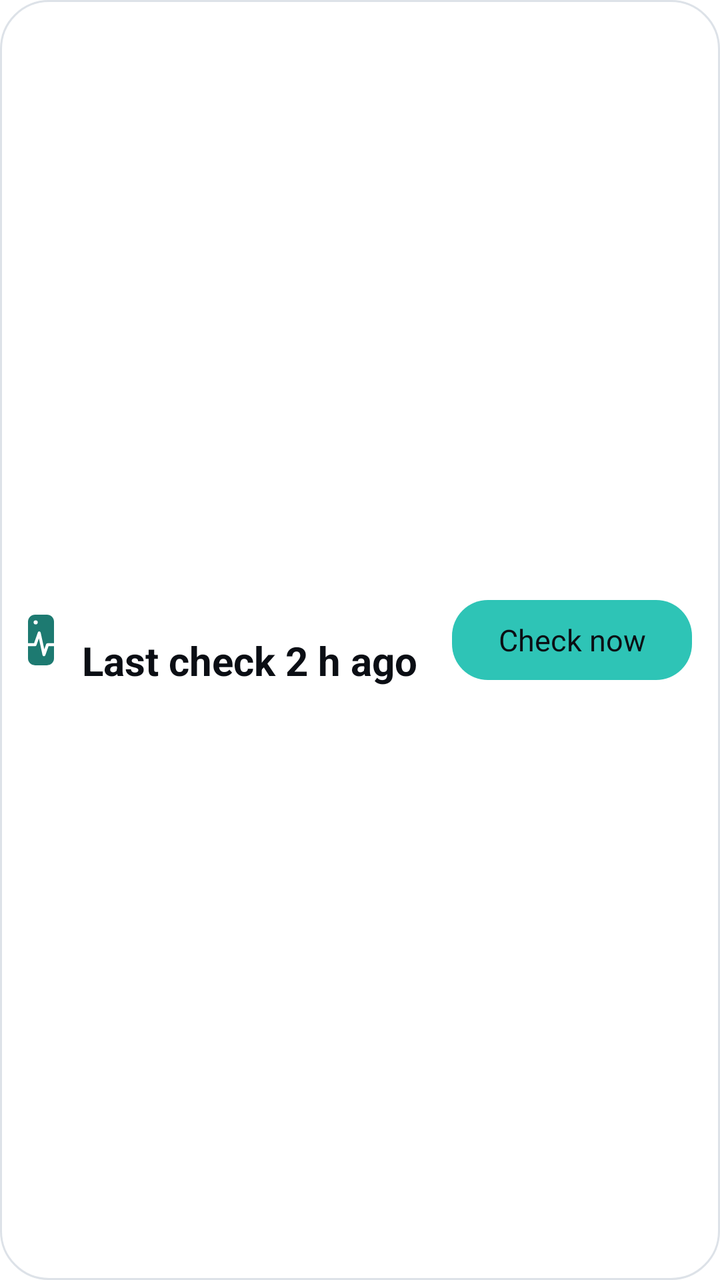
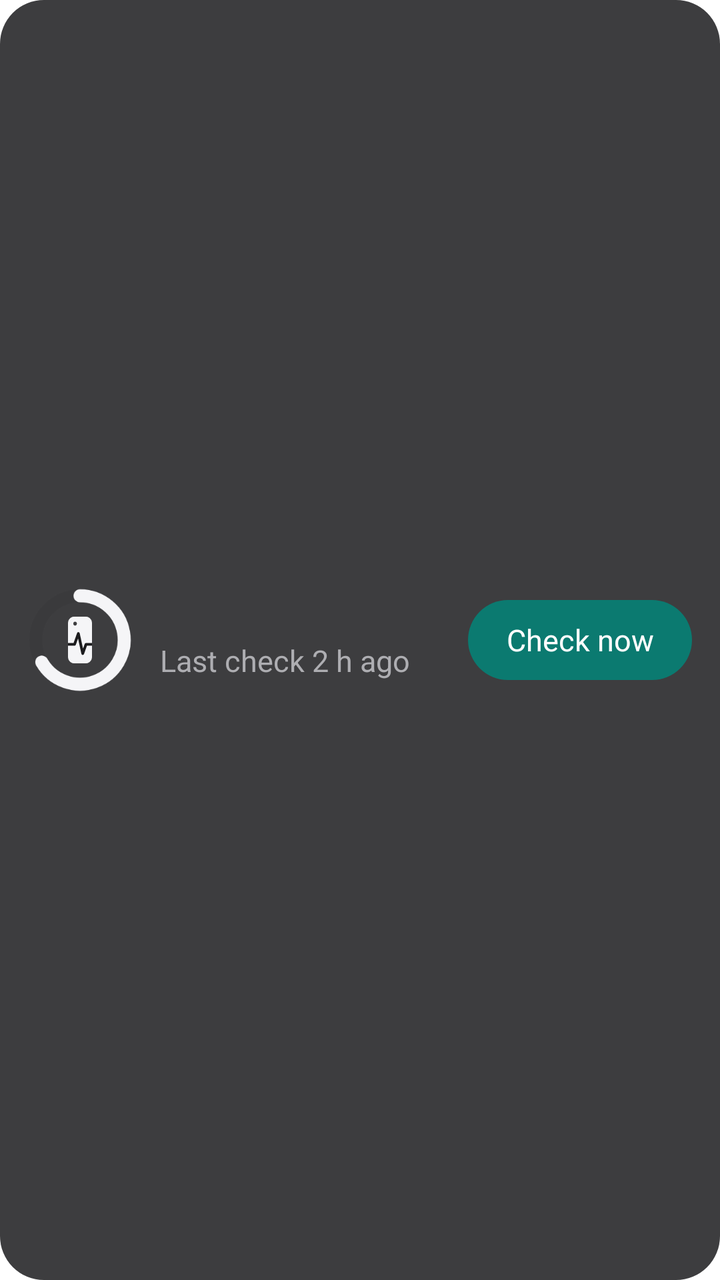

Before-and-after screenshots of an Android layout around one commit, followed by the original layout XML and the change that was made.
<!-- AndroidManifest.xml: fallback theme Theme.MaterialComponents.DayNight.NoActionBar -->
<!-- res/layout/lumen_widget_preview_lock.xml -->
<?xml version="1.0" encoding="utf-8"?>
<LinearLayout xmlns:android="http://schemas.android.com/apk/res/android"
    android:layout_width="match_parent"
    android:layout_height="match_parent"
    android:background="@drawable/lumen_widget_preview_card"
    android:gravity="center_vertical"
    android:orientation="horizontal"
    android:padding="14dp">
    <include layout="@layout/lumen_widget_preview_mark" />
    <LinearLayout
        android:layout_width="0dp"
        android:layout_height="wrap_content"
        android:layout_marginStart="14dp"
        android:layout_weight="1"
        android:orientation="vertical">
        <TextView
            android:layout_width="wrap_content"
            android:layout_height="wrap_content"
            android:maxLines="1"
            android:text="@string/lumen_widget_preview_name"
            android:textColor="@color/lumen_widget_preview_text_dim"
            android:textSize="15sp" />
        <TextView
            android:layout_width="wrap_content"
            android:layout_height="wrap_content"
            android:maxLines="2"
            android:text="@string/lumen_widget_lock_sample_last_check"
            android:textColor="@color/lumen_widget_preview_text"
            android:textSize="20sp"
            android:textStyle="bold" />
    </LinearLayout>
    <TextView
        android:layout_width="120dp"
        android:layout_height="40dp"
        android:layout_marginStart="12dp"
        android:background="@drawable/lumen_widget_preview_pill_filled"
        android:gravity="center"
        android:maxLines="1"
        android:text="@string/lumen_widget_lock_check_now"
        android:textColor="@color/lumen_widget_preview_on_accent_fill"
        android:textSize="15sp" />
</LinearLayout>
<!-- res/layout/lumen_widget_preview_mark.xml (included above) -->
<?xml version="1.0" encoding="utf-8"?>
<FrameLayout xmlns:android="http://schemas.android.com/apk/res/android"
    android:layout_width="13dp"
    android:layout_height="26dp">
    <ImageView
        android:layout_width="match_parent"
        android:layout_height="match_parent"
        android:importantForAccessibility="no"
        android:src="@drawable/lumen_brand_mark_body"
        android:tint="@color/lumen_widget_preview_accent" />
    <ImageView
        android:layout_width="match_parent"
        android:layout_height="match_parent"
        android:importantForAccessibility="no"
        android:src="@drawable/lumen_brand_mark_pulse"
        android:tint="@color/lumen_widget_preview_surface" />
</FrameLayout>
<!-- resources referenced by this layout -->
<resources>
  <color name="lumen_widget_preview_accent">@color/lumen_widget_light_accent</color>
  <color name="lumen_widget_preview_on_accent_fill">@color/lumen_widget_light_on_accent_fill</color>
  <color name="lumen_widget_preview_surface">@color/lumen_widget_light_surface</color>
  <color name="lumen_widget_preview_text">@color/lumen_widget_light_text</color>
  <color name="lumen_widget_preview_text_dim">@color/lumen_widget_light_text_dim</color>
  <!-- drawable lumen_brand_mark_body (drawable) -->
  <?xml version="1.0" encoding="utf-8"?>
  <vector xmlns:android="http://schemas.android.com/apk/res/android"
      android:width="88dp"
      android:height="172dp"
      android:viewportWidth="88"
      android:viewportHeight="172">
      <path
          android:fillColor="#FFFFFFFF"
          android:fillType="evenOdd"
          android:pathData="M24,0 H64 A24,24 0 0 1 88,24 V148 A24,24 0 0 1 64,172 H24 A24,24 0 0 1 0,148 V24 A24,24 0 0 1 24,0 Z M19,26 A7,7 0 1 0 33,26 A7,7 0 1 0 19,26 Z" />
  </vector>
  <!-- drawable lumen_brand_mark_pulse (drawable) -->
  <?xml version="1.0" encoding="utf-8"?>
  <vector xmlns:android="http://schemas.android.com/apk/res/android"
      android:width="88dp"
      android:height="172dp"
      android:viewportWidth="88"
      android:viewportHeight="172">
      <path
          android:fillColor="#00000000"
          android:strokeColor="#FFFFFFFF"
          android:strokeWidth="10"
          android:strokeLineCap="round"
          android:strokeLineJoin="round"
          android:pathData="M0,102 H24 L38,62 L54,136 L66,102 H88" />
  </vector>
  <!-- drawable lumen_widget_preview_card (drawable) -->
  <?xml version="1.0" encoding="utf-8"?>
  <shape xmlns:android="http://schemas.android.com/apk/res/android" android:shape="rectangle">
      <solid android:color="@color/lumen_widget_preview_surface" />
      <stroke android:width="1dp" android:color="@color/lumen_widget_preview_line" />
      <corners android:radius="24dp" />
  </shape>
  <!-- drawable lumen_widget_preview_pill_filled (drawable) -->
  <?xml version="1.0" encoding="utf-8"?>
  <shape xmlns:android="http://schemas.android.com/apk/res/android" android:shape="rectangle">
      <solid android:color="@color/lumen_widget_preview_accent_fill" />
      <corners android:radius="18dp" />
  </shape>
  <string name="lumen_widget_lock_check_now">Check now</string>
  <string name="lumen_widget_lock_sample_last_check">Last check 2 h ago</string>
  <string name="lumen_widget_preview_name" translatable="false" />
  <color name="lumen_widget_light_accent">#1D7A71</color>
  <color name="lumen_widget_light_on_accent_fill">#0B0E14</color>
  <color name="lumen_widget_light_surface">#FFFFFF</color>
  <color name="lumen_widget_light_text">#0B0E14</color>
  <color name="lumen_widget_light_text_dim">#4A5263</color>
  <color name="lumen_widget_preview_line">@color/lumen_widget_light_line</color>
  <color name="lumen_widget_preview_accent_fill">@color/lumen_widget_light_accent_fill</color>
  <color name="lumen_widget_light_line">#DDE2E8</color>
  <color name="lumen_widget_light_accent_fill">#2EC4B6</color>
</resources>

<!-- the commit's change to res/layout/lumen_widget_preview_lock.xml (unified diff, before → after) -->
@@ -2,11 +2,40 @@
 <LinearLayout xmlns:android="http://schemas.android.com/apk/res/android"
     android:layout_width="match_parent"
     android:layout_height="match_parent"
-    android:background="@drawable/lumen_widget_preview_card"
+    android:background="@drawable/lumen_widget_preview_lock_card"
     android:gravity="center_vertical"
     android:orientation="horizontal"
     android:padding="14dp">
-    <include layout="@layout/lumen_widget_preview_mark" />
+    <FrameLayout
+        android:layout_width="52dp"
+        android:layout_height="52dp">
+        <ImageView
+            android:layout_width="match_parent"
+            android:layout_height="match_parent"
+            android:importantForAccessibility="no"
+            android:src="@drawable/lumen_widget_ring"
+            android:tint="@color/lumen_widget_dark_ring_track" />
+        <ImageView
+            android:layout_width="match_parent"
+            android:layout_height="match_parent"
+            android:importantForAccessibility="no"
+            android:src="@drawable/lumen_widget_ring_part"
+            android:tint="@color/lumen_widget_dark_text" />
+        <ImageView
+            android:layout_width="12dp"
+            android:layout_height="24dp"
+            android:layout_gravity="center"
+            android:importantForAccessibility="no"
+            android:src="@drawable/lumen_brand_mark_body"
+            android:tint="@color/lumen_widget_dark_text" />
+        <ImageView
+            android:layout_width="12dp"
+            android:layout_height="24dp"
+            android:layout_gravity="center"
+            android:importantForAccessibility="no"
+            android:src="@drawable/lumen_brand_mark_pulse"
+            android:tint="@color/lumen_widget_dark_surface" />
+    </FrameLayout>
     <LinearLayout
         android:layout_width="0dp"
         android:layout_height="wrap_content"
@@ -18,43 +47,25 @@
             android:layout_height="wrap_content"
             android:maxLines="1"
             android:text="@string/lumen_widget_preview_name"
-            android:textColor="@color/lumen_widget_preview_text_dim"
-            android:textSize="15sp" />
+            android:textColor="@color/lumen_widget_dark_text"
+            android:textSize="15sp"
+            android:textStyle="bold" />
         <TextView
             android:layout_width="wrap_content"
             android:layout_height="wrap_content"
             android:maxLines="2"
             android:text="@string/lumen_widget_lock_sample_last_check"
-            android:textColor="@color/lumen_widget_preview_text"
-            android:textSize="20sp"
-            android:textStyle="bold" />
+            android:textColor="@color/lumen_widget_dark_text_dim"
+            android:textSize="15sp" />
     </LinearLayout>
     <TextView
-        android:layout_width="120dp"
+        android:layout_width="112dp"
         android:layout_height="40dp"
         android:layout_marginStart="12dp"
-        android:background="@drawable/lumen_widget_preview_pill_filled"
+        android:background="@drawable/lumen_widget_preview_lock_pill"
         android:gravity="center"
         android:maxLines="1"
         android:text="@string/lumen_widget_lock_check_now"
-        android:textColor="@color/lumen_widget_preview_on_accent_fill"
+        android:textColor="@color/lumen_widget_dark_on_button_fill"
         android:textSize="15sp" />
 </LinearLayout>
-<!-- res/layout/lumen_widget_preview_mark.xml (included above) -->
-<?xml version="1.0" encoding="utf-8"?>
-<FrameLayout xmlns:android="http://schemas.android.com/apk/res/android"
-    android:layout_width="13dp"
-    android:layout_height="26dp">
-    <ImageView
-        android:layout_width="match_parent"
-        android:layout_height="match_parent"
-        android:importantForAccessibility="no"
-        android:src="@drawable/lumen_brand_mark_body"
-        android:tint="@color/lumen_widget_preview_accent" />
-    <ImageView
-        android:layout_width="match_parent"
-        android:layout_height="match_parent"
-        android:importantForAccessibility="no"
-        android:src="@drawable/lumen_brand_mark_pulse"
-        android:tint="@color/lumen_widget_preview_surface" />
-</FrameLayout>
<!-- resource entries referenced after the edit -->
@@ -1,10 +1,10 @@
 <!-- resources referenced by this layout -->
 <resources>
-  <color name="lumen_widget_preview_accent">@color/lumen_widget_light_accent</color>
-  <color name="lumen_widget_preview_on_accent_fill">@color/lumen_widget_light_on_accent_fill</color>
-  <color name="lumen_widget_preview_surface">@color/lumen_widget_light_surface</color>
-  <color name="lumen_widget_preview_text">@color/lumen_widget_light_text</color>
-  <color name="lumen_widget_preview_text_dim">@color/lumen_widget_light_text_dim</color>
+  <color name="lumen_widget_dark_on_button_fill">#FFFFFF</color>
+  <color name="lumen_widget_dark_ring_track">#3A3A3C</color>
+  <color name="lumen_widget_dark_surface">#1C1C1E</color>
+  <color name="lumen_widget_dark_text">#F5F5F7</color>
+  <color name="lumen_widget_dark_text_dim">#AEAEB2</color>
   <!-- drawable lumen_brand_mark_body (drawable) -->
   <?xml version="1.0" encoding="utf-8"?>
   <vector xmlns:android="http://schemas.android.com/apk/res/android"
@@ -32,30 +32,47 @@
           android:strokeLineJoin="round"
           android:pathData="M0,102 H24 L38,62 L54,136 L66,102 H88" />
   </vector>
-  <!-- drawable lumen_widget_preview_card (drawable) -->
+  <!-- drawable lumen_widget_preview_lock_card (drawable) -->
   <?xml version="1.0" encoding="utf-8"?>
   <shape xmlns:android="http://schemas.android.com/apk/res/android" android:shape="rectangle">
-      <solid android:color="@color/lumen_widget_preview_surface" />
-      <stroke android:width="1dp" android:color="@color/lumen_widget_preview_line" />
-      <corners android:radius="24dp" />
+      <solid android:color="@color/lumen_widget_lock_glass" />
+      <corners android:radius="22dp" />
   </shape>
-  <!-- drawable lumen_widget_preview_pill_filled (drawable) -->
+  <!-- drawable lumen_widget_preview_lock_pill (drawable) -->
   <?xml version="1.0" encoding="utf-8"?>
   <shape xmlns:android="http://schemas.android.com/apk/res/android" android:shape="rectangle">
-      <solid android:color="@color/lumen_widget_preview_accent_fill" />
-      <corners android:radius="18dp" />
+      <solid android:color="@color/lumen_widget_dark_button_fill" />
+      <corners android:radius="20dp" />
   </shape>
+  <!-- drawable lumen_widget_ring (drawable) -->
+  <?xml version="1.0" encoding="utf-8"?>
+  <vector xmlns:android="http://schemas.android.com/apk/res/android"
+      android:width="40dp"
+      android:height="40dp"
+      android:viewportWidth="40"
+      android:viewportHeight="40">
+      <path
+          android:pathData="M20,3 A17,17 0 1,1 20,37 A17,17 0 1,1 20,3"
+          android:strokeWidth="5"
+          android:strokeColor="#FFFFFFFF" />
+  </vector>
+  <!-- drawable lumen_widget_ring_part (drawable) -->
+  <?xml version="1.0" encoding="utf-8"?>
+  <vector xmlns:android="http://schemas.android.com/apk/res/android"
+      android:width="40dp"
+      android:height="40dp"
+      android:viewportWidth="40"
+      android:viewportHeight="40">
+      <path
+          android:pathData="M20,3 A17,17 0 1,1 5.278,28.5"
+          android:strokeWidth="5"
+          android:strokeLineCap="round"
+          android:strokeColor="#FFFFFFFF" />
+  </vector>
   <string name="lumen_widget_lock_check_now">Check now</string>
   <string name="lumen_widget_lock_sample_last_check">Last check 2 h ago</string>
   <string name="lumen_widget_preview_name" translatable="false" />
-  <color name="lumen_widget_light_accent">#1D7A71</color>
-  <color name="lumen_widget_light_on_accent_fill">#0B0E14</color>
-  <color name="lumen_widget_light_surface">#FFFFFF</color>
-  <color name="lumen_widget_light_text">#0B0E14</color>
-  <color name="lumen_widget_light_text_dim">#4A5263</color>
-  <color name="lumen_widget_preview_line">@color/lumen_widget_light_line</color>
-  <color name="lumen_widget_preview_accent_fill">@color/lumen_widget_light_accent_fill</color>
-  <color name="lumen_widget_light_line">#DDE2E8</color>
-  <color name="lumen_widget_light_accent_fill">#2EC4B6</color>
+  <color name="lumen_widget_lock_glass">#D91C1C1E</color>
+  <color name="lumen_widget_dark_button_fill">#0B7A70</color>
 </resources>
 
